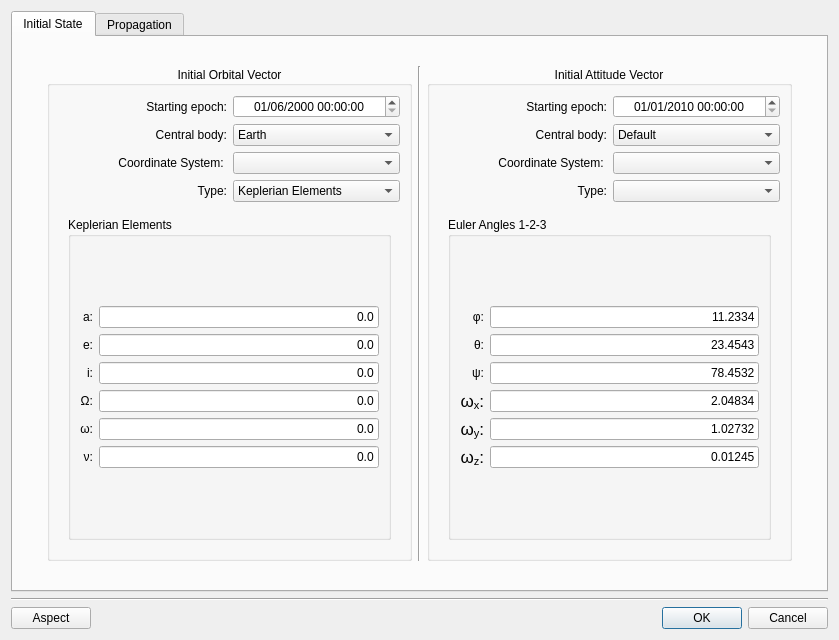
Qt form sta-src/Loitering/loitering.ui (Dwarf-Planet-Project/SpaceDesignTool) before a commit.
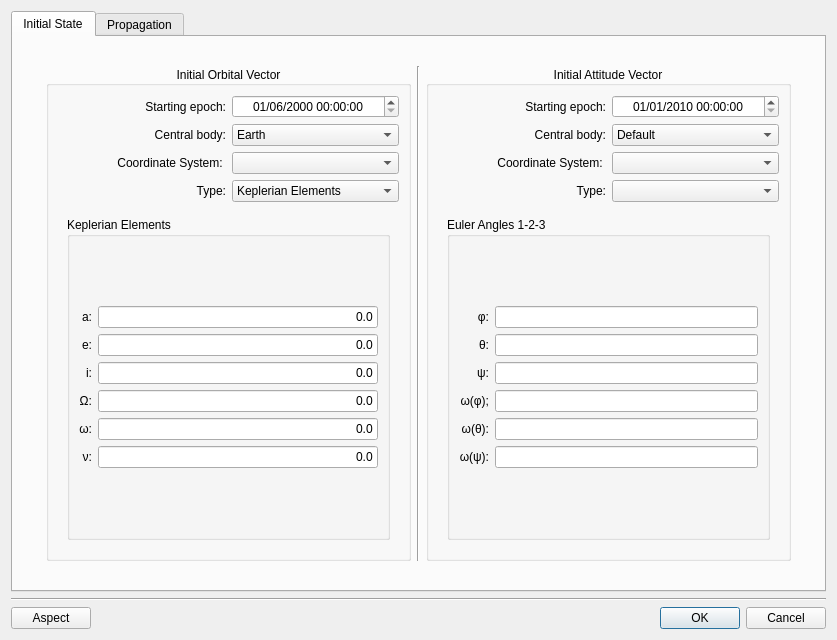
The same form after that commit. Icons and pictures are not drawn.

Commit message: Updating file and GUIs of loitering and perturbation forces

Patch:
```diff
--- a/sta-src/Loitering/loitering.ui
+++ b/sta-src/Loitering/loitering.ui
@@ -6,7 +6,7 @@
    <rect>
     <x>0</x>
     <y>0</y>
-    <width>839</width>
+    <width>837</width>
     <height>640</height>
    </rect>
   </property>
@@ -1123,7 +1123,7 @@
                            <item row="0" column="1">
                             <widget class="QLineEdit" name="Euler123phi">
                              <property name="text">
-                              <string>11.2334</string>
+                              <string/>
                              </property>
                              <property name="alignment">
                               <set>Qt::AlignRight|Qt::AlignTrailing|Qt::AlignVCenter</set>
@@ -1146,7 +1146,7 @@
                            <item row="1" column="1">
                             <widget class="QLineEdit" name="Euler123theta">
                              <property name="text">
-                              <string>23.4543</string>
+                              <string/>
                              </property>
                              <property name="alignment">
                               <set>Qt::AlignRight|Qt::AlignTrailing|Qt::AlignVCenter</set>
@@ -1169,21 +1169,7 @@
                            <item row="2" column="1">
                             <widget class="QLineEdit" name="Euler123psi">
                              <property name="text">
-                              <string>78.4532</string>
-                             </property>
-                             <property name="alignment">
-                              <set>Qt::AlignRight|Qt::AlignTrailing|Qt::AlignVCenter</set>
-                             </property>
-                            </widget>
-                           </item>
-                           <item row="3" column="0">
-                            <widget class="QLabel" name="omegaXLabelEuler123">
-                             <property name="text">
-                              <string>&lt;!DOCTYPE HTML PUBLIC &quot;-//W3C//DTD HTML 4.0//EN&quot; &quot;http://www.w3.org/TR/REC-html40/strict.dtd&quot;&gt;
-&lt;html&gt;&lt;head&gt;&lt;meta name=&quot;qrichtext&quot; content=&quot;1&quot; /&gt;&lt;style type=&quot;text/css&quot;&gt;
-p, li { white-space: pre-wrap; }
-&lt;/style&gt;&lt;/head&gt;&lt;body style=&quot; font-family:'Lucida Grande'; font-size:13pt; font-weight:400; font-style:normal;&quot;&gt;
-&lt;p style=&quot; margin-top:0px; margin-bottom:0px; margin-left:0px; margin-right:0px; -qt-block-indent:0; text-indent:0px;&quot;&gt;ω&lt;span style=&quot; vertical-align:sub;&quot;&gt;x&lt;/span&gt;:&lt;/p&gt;&lt;/body&gt;&lt;/html&gt;</string>
+                              <string/>
                              </property>
                              <property name="alignment">
                               <set>Qt::AlignRight|Qt::AlignTrailing|Qt::AlignVCenter</set>
@@ -1193,21 +1179,7 @@
                            <item row="3" column="1">
                             <widget class="QLineEdit" name="Euler123omegaX">
                              <property name="text">
-                              <string>2.04834</string>
-                             </property>
-                             <property name="alignment">
-                              <set>Qt::AlignRight|Qt::AlignTrailing|Qt::AlignVCenter</set>
-                             </property>
-                            </widget>
-                           </item>
-                           <item row="4" column="0">
-                            <widget class="QLabel" name="omegaYLabelEuler123">
-                             <property name="text">
-                              <string>&lt;!DOCTYPE HTML PUBLIC &quot;-//W3C//DTD HTML 4.0//EN&quot; &quot;http://www.w3.org/TR/REC-html40/strict.dtd&quot;&gt;
-&lt;html&gt;&lt;head&gt;&lt;meta name=&quot;qrichtext&quot; content=&quot;1&quot; /&gt;&lt;style type=&quot;text/css&quot;&gt;
-p, li { white-space: pre-wrap; }
-&lt;/style&gt;&lt;/head&gt;&lt;body style=&quot; font-family:'Lucida Grande'; font-size:13pt; font-weight:400; font-style:normal;&quot;&gt;
-&lt;p style=&quot; margin-top:0px; margin-bottom:0px; margin-left:0px; margin-right:0px; -qt-block-indent:0; text-indent:0px;&quot;&gt;ω&lt;span style=&quot; vertical-align:sub;&quot;&gt;y&lt;/span&gt;:&lt;/p&gt;&lt;/body&gt;&lt;/html&gt;</string>
+                              <string/>
                              </property>
                              <property name="alignment">
                               <set>Qt::AlignRight|Qt::AlignTrailing|Qt::AlignVCenter</set>
@@ -1217,21 +1189,7 @@
                            <item row="4" column="1">
                             <widget class="QLineEdit" name="Euler123omegaY">
                              <property name="text">
-                              <string>1.02732</string>
-                             </property>
-                             <property name="alignment">
-                              <set>Qt::AlignRight|Qt::AlignTrailing|Qt::AlignVCenter</set>
-                             </property>
-                            </widget>
-                           </item>
-                           <item row="5" column="0">
-                            <widget class="QLabel" name="raan_15">
-                             <property name="text">
-                              <string>&lt;!DOCTYPE HTML PUBLIC &quot;-//W3C//DTD HTML 4.0//EN&quot; &quot;http://www.w3.org/TR/REC-html40/strict.dtd&quot;&gt;
-&lt;html&gt;&lt;head&gt;&lt;meta name=&quot;qrichtext&quot; content=&quot;1&quot; /&gt;&lt;style type=&quot;text/css&quot;&gt;
-p, li { white-space: pre-wrap; }
-&lt;/style&gt;&lt;/head&gt;&lt;body style=&quot; font-family:'Lucida Grande'; font-size:13pt; font-weight:400; font-style:normal;&quot;&gt;
-&lt;p style=&quot; margin-top:0px; margin-bottom:0px; margin-left:0px; margin-right:0px; -qt-block-indent:0; text-indent:0px;&quot;&gt;ω&lt;span style=&quot; vertical-align:sub;&quot;&gt;z&lt;/span&gt;:&lt;/p&gt;&lt;/body&gt;&lt;/html&gt;</string>
+                              <string/>
                              </property>
                              <property name="alignment">
                               <set>Qt::AlignRight|Qt::AlignTrailing|Qt::AlignVCenter</set>
@@ -1241,7 +1199,46 @@
                            <item row="5" column="1">
                             <widget class="QLineEdit" name="Euler123omegaZ">
                              <property name="text">
-                              <string>0.01245</string>
+                              <string/>
+                             </property>
+                             <property name="alignment">
+                              <set>Qt::AlignRight|Qt::AlignTrailing|Qt::AlignVCenter</set>
+                             </property>
+                            </widget>
+                           </item>
+                           <item row="3" column="0">
+                            <widget class="QLabel" name="gamma_10">
+                             <property name="text">
+                              <string>&amp;omega;(&amp;phi;);</string>
+                             </property>
+                             <property name="textFormat">
+                              <enum>Qt::RichText</enum>
+                             </property>
+                             <property name="alignment">
+                              <set>Qt::AlignRight|Qt::AlignTrailing|Qt::AlignVCenter</set>
+                             </property>
+                            </widget>
+                           </item>
+                           <item row="4" column="0">
+                            <widget class="QLabel" name="gamma_11">
+                             <property name="text">
+                              <string>&amp;omega;(&amp;theta;):</string>
+                             </property>
+                             <property name="textFormat">
+                              <enum>Qt::RichText</enum>
+                             </property>
+                             <property name="alignment">
+                              <set>Qt::AlignRight|Qt::AlignTrailing|Qt::AlignVCenter</set>
+                             </property>
+                            </widget>
+                           </item>
+                           <item row="5" column="0">
+                            <widget class="QLabel" name="gamma_12">
+                             <property name="text">
+                              <string>&amp;omega;(&amp;psi;):</string>
+                             </property>
+                             <property name="textFormat">
+                              <enum>Qt::RichText</enum>
                              </property>
                              <property name="alignment">
                               <set>Qt::AlignRight|Qt::AlignTrailing|Qt::AlignVCenter</set>
```
Left out of the diff: 186 changed lines with no effect on the pictures. The commit also changes 3 other files.
